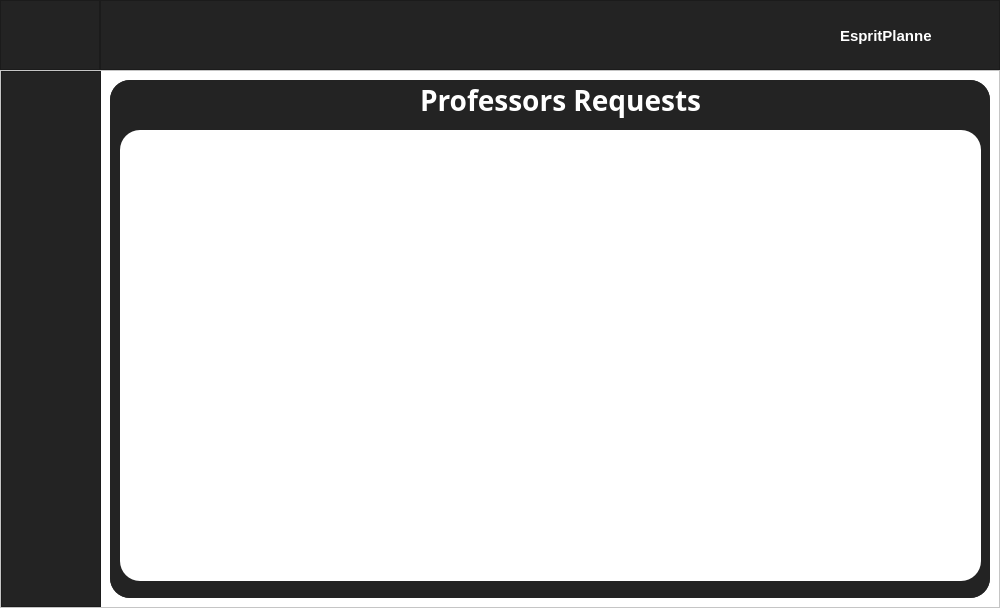
Old version of the form ui_main.ui in the repository Cxuchy/Esprit-Planner-Administrator.
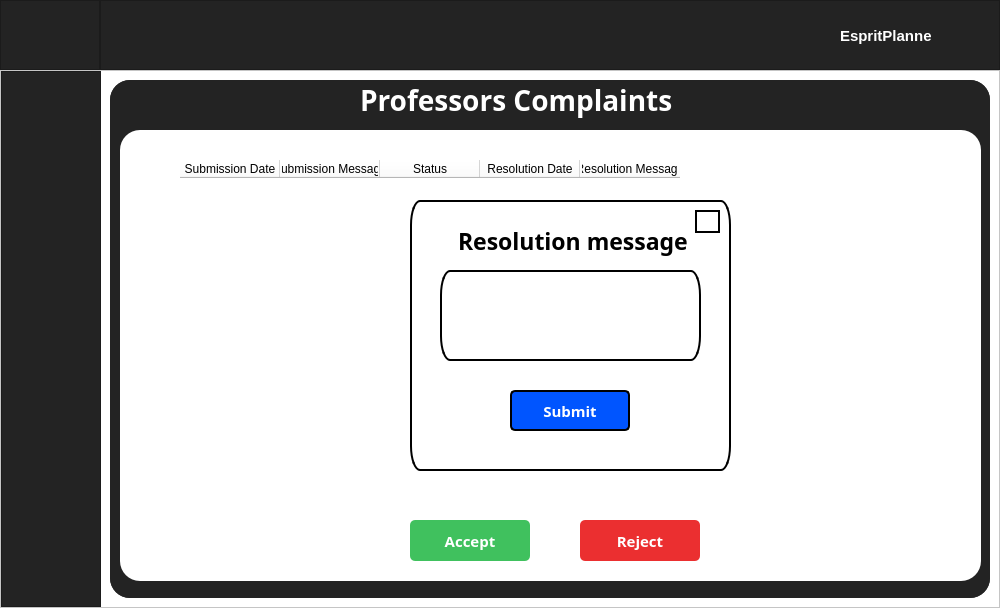
New version of the form. The open tabs and pages were chosen to show the change. Icons and pictures are not drawn.

Diff of the .ui file:
```diff
--- a/ui_main.ui
+++ b/ui_main.ui
@@ -965,13 +965,258 @@
                <string notr="true">background-color:white;
 border-radius:20px;</string>
               </property>
+              <widget class="QTableWidget" name="complaints_table">
+               <property name="geometry">
+                <rect>
+                 <x>60</x>
+                 <y>30</y>
+                 <width>781</width>
+                 <height>321</height>
+                </rect>
+               </property>
+               <property name="styleSheet">
+                <string notr="true"/>
+               </property>
+               <property name="lineWidth">
+                <number>1</number>
+               </property>
+               <property name="dragEnabled">
+                <bool>false</bool>
+               </property>
+               <property name="columnCount">
+                <number>5</number>
+               </property>
+               <column>
+                <property name="text">
+                 <string>Submission Date</string>
+                </property>
+               </column>
+               <column>
+                <property name="text">
+                 <string>Submission Message</string>
+                </property>
+               </column>
+               <column>
+                <property name="text">
+                 <string>Status</string>
+                </property>
+               </column>
+               <column>
+                <property name="text">
+                 <string>Resolution Date</string>
+                </property>
+               </column>
+               <column>
+                <property name="text">
+                 <string>Resolution Message</string>
+                </property>
+               </column>
+              </widget>
+              <widget class="QPushButton" name="reject_btn">
+               <property name="geometry">
+                <rect>
+                 <x>460</x>
+                 <y>390</y>
+                 <width>120</width>
+                 <height>41</height>
+                </rect>
+               </property>
+               <property name="font">
+                <font>
+                 <family>Sitka Text</family>
+                 <pointsize>11</pointsize>
+                 <weight>75</weight>
+                 <bold>true</bold>
+                </font>
+               </property>
+               <property name="styleSheet">
+                <string notr="true">
+QPushButton#reject_btn
+{
+background-color :#eb2f30;  
+color :white;
+border-radius : 5px;
+
+}
+
+QPushButton#reject_btn:pressed
+{
+background-color :#de5758;  
+}</string>
+               </property>
+               <property name="text">
+                <string>Reject</string>
+               </property>
+              </widget>
+              <widget class="QPushButton" name="accept_btn">
+               <property name="geometry">
+                <rect>
+                 <x>290</x>
+                 <y>390</y>
+                 <width>120</width>
+                 <height>41</height>
+                </rect>
+               </property>
+               <property name="font">
+                <font>
+                 <family>Sitka Text</family>
+                 <pointsize>11</pointsize>
+                 <weight>75</weight>
+                 <bold>true</bold>
+                </font>
+               </property>
+               <property name="styleSheet">
+                <string notr="true">
+QPushButton#accept_btn
+{
+background-color: #40c15e;  
+color :white;
+border-radius : 5px;
+
+}
+
+QPushButton#accept_btn:pressed
+{
+background-color :#55ff7f;  
+}</string>
+               </property>
+               <property name="text">
+                <string>Accept</string>
+               </property>
+              </widget>
+              <widget class="QFrame" name="resolution_message_frame">
+               <property name="enabled">
+                <bool>true</bool>
+               </property>
+               <property name="geometry">
+                <rect>
+                 <x>290</x>
+                 <y>70</y>
+                 <width>321</width>
+                 <height>271</height>
+                </rect>
+               </property>
+               <property name="autoFillBackground">
+                <bool>false</bool>
+               </property>
+               <property name="styleSheet">
+                <string notr="true">border-radius : 10px solid;
+border:2px solid black;
+</string>
+               </property>
+               <property name="frameShape">
+                <enum>QFrame::StyledPanel</enum>
+               </property>
+               <property name="frameShadow">
+                <enum>QFrame::Raised</enum>
+               </property>
+               <property name="lineWidth">
+                <number>12</number>
+               </property>
+               <widget class="QTextEdit" name="resolution_field">
+                <property name="geometry">
+                 <rect>
+                  <x>30</x>
+                  <y>70</y>
+                  <width>261</width>
+                  <height>91</height>
+                 </rect>
+                </property>
+                <property name="styleSheet">
+                 <string notr="true">background-color : white</string>
+                </property>
+               </widget>
+               <widget class="QPushButton" name="submit_msg_btn">
+                <property name="geometry">
+                 <rect>
+                  <x>100</x>
+                  <y>190</y>
+                  <width>120</width>
+                  <height>41</height>
+                 </rect>
+                </property>
+                <property name="font">
+                 <font>
+                  <family>Sitka Text</family>
+                  <pointsize>11</pointsize>
+                  <weight>75</weight>
+                  <bold>true</bold>
+                 </font>
+                </property>
+                <property name="styleSheet">
+                 <string notr="true">
+QPushButton#submit_msg_btn
+{
+background-color: #0055ff;  
+color :white;
+border-radius : 5px;
+
+}
+
+QPushButton#submit_msg_btn:pressed
+{
+background-color :#4f93ff;  
+}</string>
+                </property>
+                <property name="text">
+                 <string>Submit</string>
+                </property>
+               </widget>
+               <widget class="QLabel" name="label_16">
+                <property name="geometry">
+                 <rect>
+                  <x>40</x>
+                  <y>20</y>
+                  <width>241</width>
+                  <height>41</height>
+                 </rect>
+                </property>
+                <property name="font">
+                 <font>
+                  <family>Sitka Text</family>
+                  <pointsize>17</pointsize>
+                  <weight>75</weight>
+                  <bold>true</bold>
+                 </font>
+                </property>
+                <property name="styleSheet">
+                 <string notr="true">border:2px solid white;
+</string>
+                </property>
+                <property name="text">
+                 <string>Resolution message</string>
+                </property>
+               </widget>
+               <widget class="QPushButton" name="close_resolution_frame">
+                <property name="geometry">
+                 <rect>
+                  <x>285</x>
+                  <y>10</y>
+                  <width>25</width>
+                  <height>23</height>
+                 </rect>
+                </property>
+                <property name="styleSheet">
+                 <string notr="true">border-radius : 10px solid;
+border:2px solid black;</string>
+                </property>
+                <property name="text">
+                 <string/>
+                </property>
+                <property name="icon">
+                 <iconset>
+                  <normalon>design/icons/close.png</normalon>
+                 </iconset>
+                </property>
+               </widget>
+              </widget>
              </widget>
              <widget class="QLabel" name="label_15">
               <property name="geometry">
                <rect>
-                <x>310</x>
+                <x>250</x>
                 <y>0</y>
-                <width>291</width>
+                <width>451</width>
                 <height>41</height>
                </rect>
               </property>
@@ -987,7 +1232,7 @@
                <string notr="true">color: rgb(255, 255, 255);</string>
               </property>
               <property name="text">
-               <string>Professors Requests </string>
+               <string>Professors Complaints</string>
               </property>
              </widget>
             </widget>
```
Left out of the diff: 2 changed lines with no effect on the pictures.
